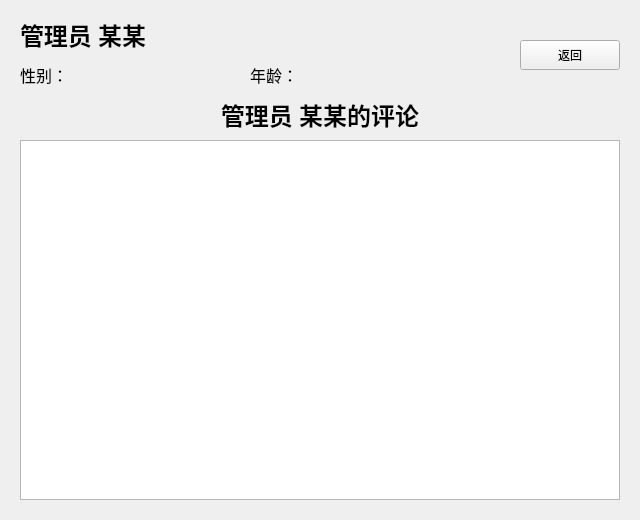
Before: the Qt Designer form GUI/AllCommentsDialogUI.ui in ljcleo/DBProj, drawn with Qt 5.
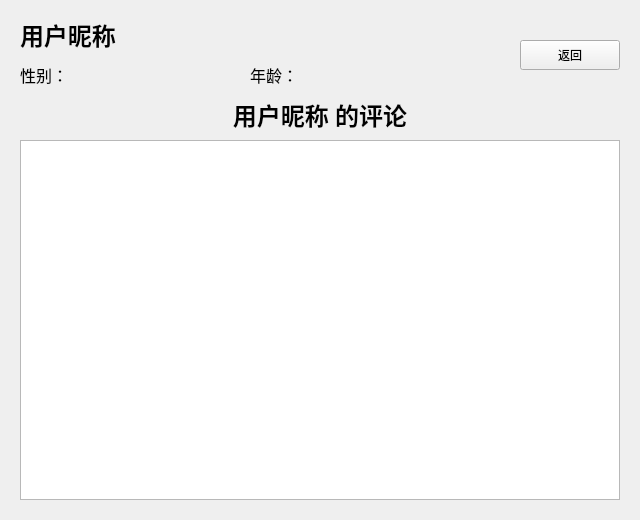
After: the same form once the commit is applied.

```diff
--- a/GUI/AllCommentsDialogUI.ui
+++ b/GUI/AllCommentsDialogUI.ui
@@ -68,7 +68,7 @@
     </font>
    </property>
    <property name="text">
-    <string>管理员 某某的评论</string>
+    <string>用户昵称 的评论</string>
    </property>
    <property name="alignment">
     <set>Qt::AlignCenter</set>
@@ -92,7 +92,7 @@
     </font>
    </property>
    <property name="text">
-    <string>管理员 某某</string>
+    <string>用户昵称</string>
    </property>
   </widget>
   <widget class="QLabel" name="Sex">
```
